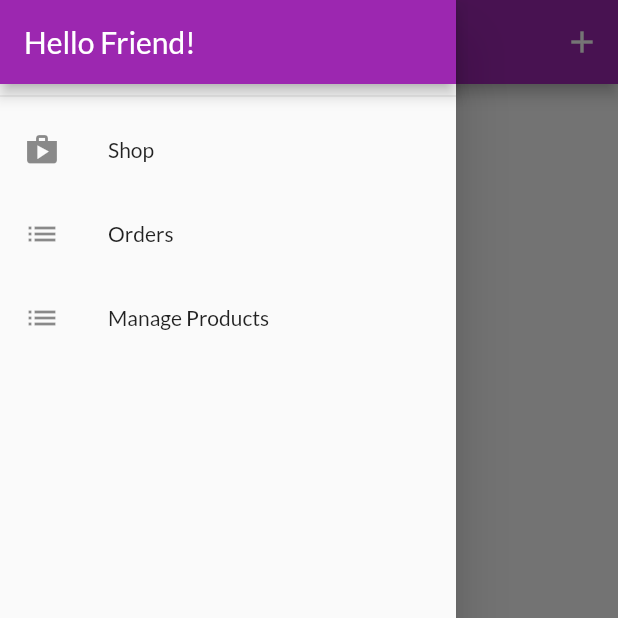
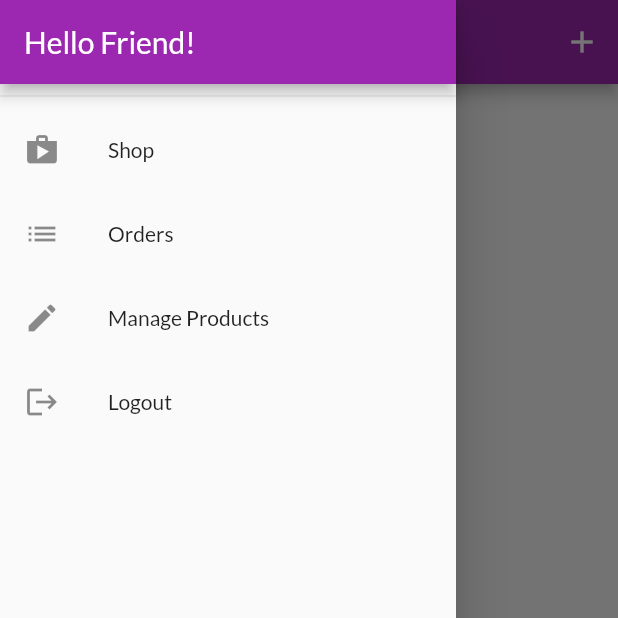
Before and after one commit to truncet/flutter-shop, a Flutter app: the UserProductScreen screen opened by its route, with the side drawer open, on a phone screen of 412 x 824 dp, the top half of it. Run offline on Flutter 3.47's test engine with Material 2 defaults, Android fonts, the phone set to English and light mode, and no system bars; our stand-ins replace shared_preferences; accounts and stored records are empty; network calls fail.

Commit message:
logout done

```diff
--- a/lib/main.dart
+++ b/lib/main.dart
@@ -29,8 +29,8 @@ class MyApp extends StatelessWidget {
         ),
         ChangeNotifierProxyProvider<Auth, Products>(
           create: (_) => Products(),
-          update: (ctx, auth, previousProducts) =>
-              previousProducts..update(auth.token, previousProducts),
+          update: (ctx, auth, previousProducts) => previousProducts
+            ..update(auth.token, auth.userId, previousProducts),
         ),
         ChangeNotifierProvider(
           create: (ctx) => Cart(),
@@ -38,7 +38,7 @@ class MyApp extends StatelessWidget {
         ChangeNotifierProxyProvider<Auth, Order>(
           create: (ctx) => Order(),
           update: (ctx, auth, previousOrders) =>
-              previousOrders..update(auth.token, previousOrders),
+              previousOrders..update(auth.token, auth.userId, previousOrders),
         ),
       ],
       child: Consumer<Auth>(
--- a/lib/screens/user_product_screen.dart
+++ b/lib/screens/user_product_screen.dart
@@ -11,12 +11,13 @@ class UserProductScreen extends StatelessWidget {
   static const routeName = '/user-products';
 
   Future<void> _refreshProducts(BuildContext context) async {
-    await Provider.of<Products>(context, listen: false).fetchAndGetResults();
+    await Provider.of<Products>(context, listen: false)
+        .fetchAndGetResults(true);
   }
 
   @override
   Widget build(BuildContext context) {
-    final productsData = Provider.of<Products>(context);
+    //final productsData = Provider.of<Products>(context);
     return Scaffold(
       appBar: AppBar(
         title: Text('Your Products'),
@@ -30,7 +31,15 @@ class UserProductScreen extends StatelessWidget {
         ],
       ),
       drawer: AppDrawer(),
-      body: RefreshIndicator(
+      body: FutureBuilder(
+        future: _refreshProducts(context),
+        builder: (ctx, snapshot) =>
+            snapshot.connectionState == ConnectionState.waiting
+                ? Center(
+                    child: CircularProgressIndicator(),
+                  )
+                : Consumer<Products>(
+                    builder: (ctx, productsData, child) => RefreshIndicator(
                       onRefresh: () => _refreshProducts(context),
                       child: Padding(
                         padding: EdgeInsets.all(8),
@@ -49,6 +58,8 @@ class UserProductScreen extends StatelessWidget {
                         ),
                       ),
                     ),
+                  ),
+      ),
     );
   }
 }
--- a/lib/widgets/app_drawer.dart
+++ b/lib/widgets/app_drawer.dart
@@ -1,8 +1,11 @@
 import 'package:flutter/material.dart';
+import 'package:provider/provider.dart';
 
 import '../screens/user_product_screen.dart';
 import '../screens/orders.screen.dart';
 import '../screens/products_overview_screen.dart';
+
+import '../providers/auth.dart';
 
 class AppDrawer extends StatelessWidget {
   @override
@@ -31,13 +34,21 @@ class AppDrawer extends StatelessWidget {
           },
         ),
         ListTile(
-          leading: Icon(Icons.list),
+          leading: Icon(Icons.edit),
           title: Text('Manage Products'),
           onTap: () {
             Navigator.of(context)
                 .pushReplacementNamed(UserProductScreen.routeName);
           },
         ),
+        ListTile(
+          leading: Icon(Icons.logout),
+          title: Text('Logout'),
+          onTap: () {
+            Navigator.of(context).pop();
+            Provider.of<Auth>(context, listen: false).logout();
+          },
+        ),
       ],
     ));
   }
--- a/lib/widgets/product_item.dart
+++ b/lib/widgets/product_item.dart
@@ -4,12 +4,14 @@ import 'package:provider/provider.dart';
 import '../screens/product_detail_screen.dart';
 import '../providers/product.dart';
 import '../providers/cart.dart';
+import '../providers/auth.dart';
 
 class ProductItem extends StatelessWidget {
   @override
   Widget build(BuildContext context) {
     final product = Provider.of<Product>(context);
     final cart = Provider.of<Cart>(context, listen: false);
+    final auth = Provider.of<Auth>(context, listen: false);
     return ClipRRect(
       borderRadius: BorderRadius.circular(10),
       child: GridTile(
@@ -35,7 +37,8 @@ class ProductItem extends StatelessWidget {
               product.isFavorite ? Icons.favorite : Icons.favorite_outline,
               color: Theme.of(context).accentColor,
             ),
-            onPressed: () => product.toggleFavoriteStatus(),
+            onPressed: () =>
+                product.toggleFavoriteStatus(auth.token, auth.userId),
           ),
           trailing: IconButton(
             icon: Icon(
--- a/pubspec.yaml
+++ b/pubspec.yaml
@@ -32,6 +32,7 @@ dependencies:
   # Use with the CupertinoIcons class for iOS style icons.
   cupertino_icons: ^1.0.2
   http: ^0.13.2
+  shared_preferences: ^2.0.5
 
 dev_dependencies:
   flutter_test:
```
Also changed, not shown: lib/providers/auth.dart (+37 -0 lines), lib/providers/orders.dart (+5 -3 lines), lib/providers/product.dart (+4 -6 lines), lib/providers/products_provider.dart (+21 -9 lines), pubspec.lock. Lines whose indentation alone changed are shown as unchanged.
